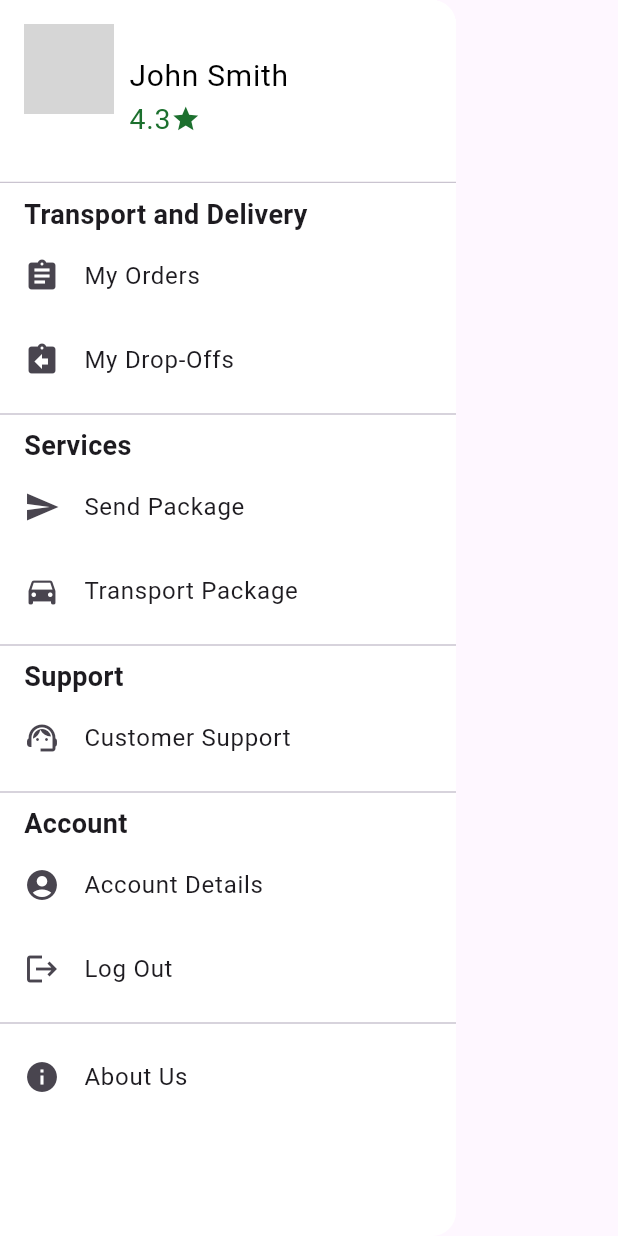
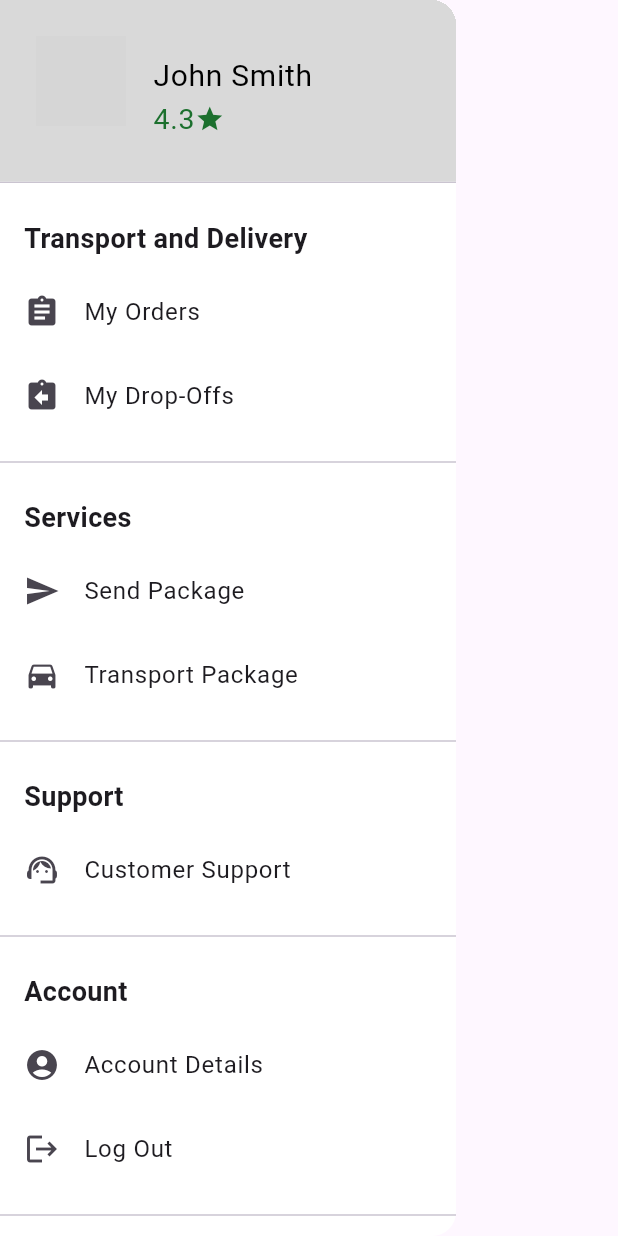
Before and after one commit to mandryskowski/jastip, a Flutter app: the MenuBox widget shown alone on an empty page, opened directly, on a phone screen of 412 x 824 dp. Run offline on Flutter 3.47's test engine with Material 3 defaults, Android fonts, the phone set to English and light mode, and no system bars; our stand-ins replace google_fonts; network calls fail; grey boxes are pictures that could not be loaded.

Commit message:
Updated visual apperaence of the menu

```diff
--- a/frontend/jastip/lib/menu.dart
+++ b/frontend/jastip/lib/menu.dart
@@ -3,6 +3,8 @@ import 'package:jastip/Constants.dart';
 import 'DeliveryCarrierPage.dart';
 
 class MenuBox extends StatelessWidget {
+  const MenuBox({super.key});
+
   @override
   Widget build(BuildContext context) {
     return Drawer(
@@ -14,14 +16,17 @@ class MenuBox extends StatelessWidget {
             height: 130.0,
             child: DrawerHeader(
               decoration: BoxDecoration(
-                color: Colors.white,
+                color: backgroundColorData, // Subtle background color
               ),
               child: Row(
                 crossAxisAlignment: CrossAxisAlignment.start,
                 children: [
-                  CircleAvatar(
+                  Padding(
+                    padding: EdgeInsets.all(8.0), // Padding around the avatar
+                    child: CircleAvatar(
                       radius: 30,
                       backgroundImage: NetworkImage('https://cdn.frankerfacez.com/emoticon/660211/4'),
+                    ),
                   ),
                   SizedBox(width: 10),
                   Column(
@@ -53,22 +58,25 @@ class MenuBox extends StatelessWidget {
               ),
             ),
           ),
-          SectionTitle(title: 'Transport and Delivery'),
+          const Padding(
+            padding: EdgeInsets.only(top: 8.0), // Space above section title
+            child: SectionTitle(title: 'Transport and Delivery'),
+          ),
           ListTile(
-            leading: Icon(Icons.assignment),
-            title: Text('My Orders'),
+            leading: const Icon(Icons.assignment),
+            title: const Text('My Orders'),
             onTap: () {},
           ),
           ListTile(
-            leading: Icon(Icons.assignment_return),
-            title: Text('My Drop-Offs'),
+            leading: const Icon(Icons.assignment_return),
+            title: const Text('My Drop-Offs'),
             onTap: () {},
           ),
-          Divider(),
-          SectionTitle(title: 'Services'),
+          const PaddedDivider(),
+          const SectionTitle(title: 'Services'),
           ListTile(
-            leading: Icon(Icons.send),
-            title: Text('Send Package'),
+            leading: const Icon(Icons.send),
+            title: const Text('Send Package'),
             onTap: () {
               Navigator.push(
                 context,
@@ -77,8 +85,8 @@ class MenuBox extends StatelessWidget {
             },
           ),
           ListTile(
-            leading: Icon(Icons.directions_car),
-            title: Text('Transport Package'),
+            leading: const Icon(Icons.directions_car),
+            title: const Text('Transport Package'),
             onTap: () {
               Navigator.push(
                 context,
@@ -86,29 +94,29 @@ class MenuBox extends StatelessWidget {
               );
             },
           ),
-          Divider(),
-          SectionTitle(title: 'Support'),
+          const PaddedDivider(),
+          const SectionTitle(title: 'Support'),
           ListTile(
-            leading: Icon(Icons.support_agent),
-            title: Text('Customer Support'),
+            leading: const Icon(Icons.support_agent),
+            title: const Text('Customer Support'),
             onTap: () {},
           ),
-          Divider(),
-          SectionTitle(title: 'Account'),
+          const PaddedDivider(),
+          const SectionTitle(title: 'Account'),
           ListTile(
-            leading: Icon(Icons.account_circle),
-            title: Text('Account Details'),
+            leading: const Icon(Icons.account_circle),
+            title: const Text('Account Details'),
             onTap: () {},
           ),
           ListTile(
-            leading: Icon(Icons.logout),
-            title: Text('Log Out'),
+            leading: const Icon(Icons.logout),
+            title: const Text('Log Out'),
             onTap: () {},
           ),
-          Divider(),
+          const PaddedDivider(),
           ListTile(
-            leading: Icon(Icons.info),
-            title: Text('About Us'),
+            leading: const Icon(Icons.info),
+            title: const Text('About Us'),
             onTap: () {},
           ),
         ],
@@ -120,7 +128,7 @@ class MenuBox extends StatelessWidget {
     return PageRouteBuilder(
       pageBuilder: (context, animation, secondaryAnimation) => HomePage(initialIndex: initialIndex),
       transitionsBuilder: (context, animation, secondaryAnimation, child) {
-              var begin = Offset(1.0, 0.0);
+        var begin = const Offset(1.0, 0.0);
         var end = Offset.zero;
         var curve = Curves.ease;
 
@@ -148,10 +156,10 @@ class MenuBox extends StatelessWidget {
   @override
   Widget build(BuildContext context) {
     return Padding(
-            padding: const EdgeInsets.symmetric(horizontal: 16.0),
+      padding: const EdgeInsets.symmetric(horizontal: 16.0, vertical: 8.0), // Add vertical padding
       child: Text(
         title,
-              style: TextStyle(
+        style: const TextStyle(
           fontSize: 18,
           fontWeight: FontWeight.bold,
         ),
@@ -159,3 +167,15 @@ class MenuBox extends StatelessWidget {
     );
   }
 }
+
+class PaddedDivider extends StatelessWidget {
+  const PaddedDivider({super.key});
+
+  @override
+  Widget build(BuildContext context) {
+    return const Padding(
+            padding: EdgeInsets.symmetric(vertical: 8.0), // Space around dividers
+            child: Divider(),
+          );
+  }
+}
```
Lines whose indentation alone changed are shown as unchanged.
